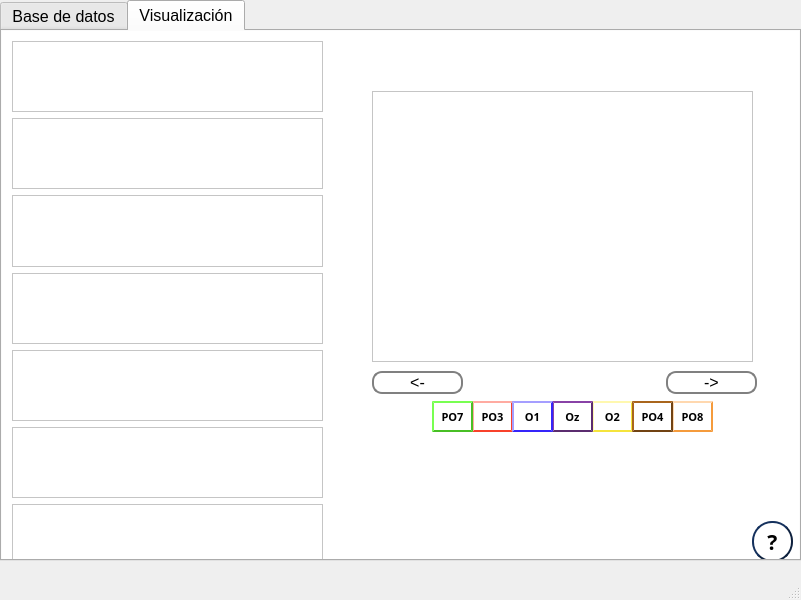
This is interface/ViAT/Adquisicion_datos.ui in vhenaoi/OpenBCI_acquisition_python_ViAT as Qt 5 draws it before an edit. The edited form follows.
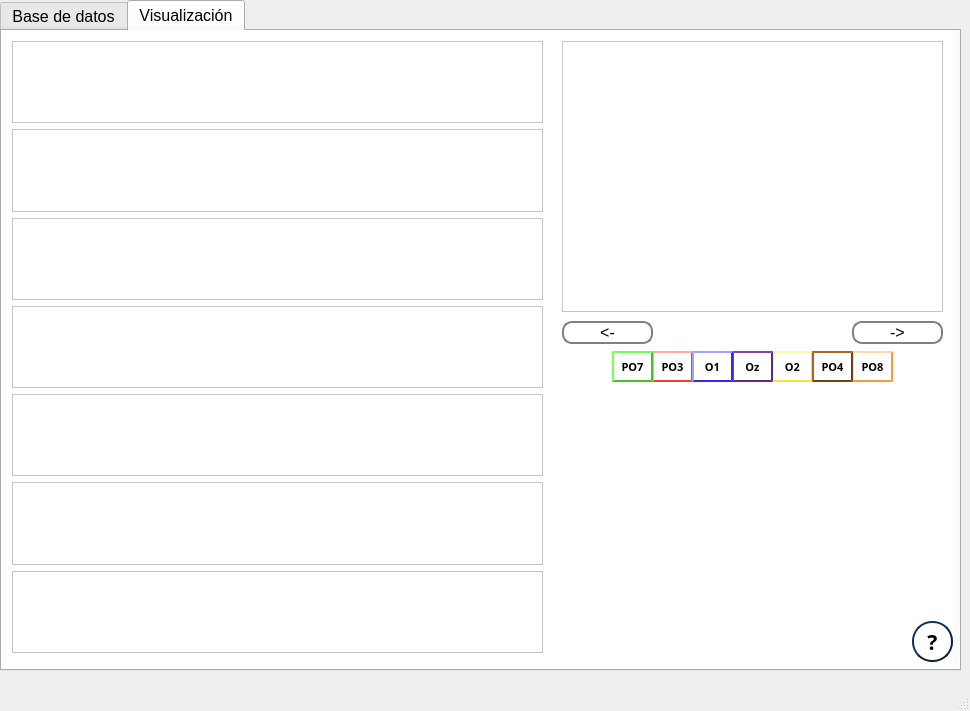
This is the edited form. The open tabs and pages were chosen to show the change. Custom widgets are drawn as their Qt base class.

The edit to the form file:
```diff
--- a/interface/ViAT/Adquisicion_datos.ui
+++ b/interface/ViAT/Adquisicion_datos.ui
@@ -6,8 +6,8 @@
    <rect>
     <x>0</x>
     <y>0</y>
-    <width>801</width>
-    <height>600</height>
+    <width>970</width>
+    <height>711</height>
    </rect>
   </property>
   <property name="windowTitle">
@@ -19,8 +19,8 @@
      <rect>
       <x>0</x>
       <y>0</y>
-      <width>801</width>
-      <height>561</height>
+      <width>961</width>
+      <height>671</height>
      </rect>
     </property>
     <property name="font">
@@ -575,10 +575,16 @@
        <rect>
         <x>0</x>
         <y>0</y>
-        <width>821</width>
-        <height>561</height>
+        <width>951</width>
+        <height>641</height>
        </rect>
       </property>
+      <property name="minimumSize">
+       <size>
+        <width>801</width>
+        <height>641</height>
+       </size>
+      </property>
       <property name="palette">
        <palette>
         <active>
@@ -684,15 +690,15 @@
         <rect>
          <x>0</x>
          <y>0</y>
-         <width>821</width>
-         <height>561</height>
+         <width>951</width>
+         <height>641</height>
         </rect>
        </property>
        <widget class="QPushButton" name="adquisitionInfo_2">
         <property name="geometry">
          <rect>
-          <x>750</x>
-          <y>490</y>
+          <x>910</x>
+          <y>590</y>
           <width>41</width>
           <height>41</height>
          </rect>
@@ -755,33 +761,11 @@
          <rect>
           <x>10</x>
           <y>10</y>
-          <width>311</width>
+          <width>531</width>
           <height>612</height>
          </rect>
         </property>
         <layout class="QVBoxLayout" name="verticalLayout">
-         <item>
-          <widget class="PlotWidget" name="viewSignalFCz">
-           <property name="backgroundBrush">
-            <brush brushstyle="NoBrush">
-             <color alpha="255">
-              <red>255</red>
-              <green>255</green>
-              <blue>255</blue>
-             </color>
-            </brush>
-           </property>
-           <property name="foregroundBrush">
-            <brush brushstyle="NoBrush">
-             <color alpha="255">
-              <red>255</red>
-              <green>255</green>
-              <blue>255</blue>
-             </color>
-            </brush>
-           </property>
-          </widget>
-         </item>
          <item>
           <widget class="PlotWidget" name="viewSignalOz">
            <property name="backgroundBrush">
@@ -941,8 +925,8 @@
        <widget class="PlotWidget" name="viewSignal">
         <property name="geometry">
          <rect>
-          <x>370</x>
-          <y>60</y>
+          <x>560</x>
+          <y>10</y>
           <width>381</width>
           <height>271</height>
          </rect>
@@ -969,8 +953,8 @@
        <widget class="QPushButton" name="behind">
         <property name="geometry">
          <rect>
-          <x>370</x>
-          <y>340</y>
+          <x>560</x>
+          <y>290</y>
           <width>91</width>
           <height>23</height>
          </rect>
@@ -1013,8 +997,8 @@
        <widget class="QPushButton" name="before">
         <property name="geometry">
          <rect>
-          <x>664</x>
-          <y>340</y>
+          <x>850</x>
+          <y>290</y>
           <width>91</width>
           <height>23</height>
          </rect>
@@ -1057,8 +1041,8 @@
        <widget class="QPushButton" name="PO8">
         <property name="geometry">
          <rect>
-          <x>670</x>
-          <y>370</y>
+          <x>850</x>
+          <y>320</y>
           <width>41</width>
           <height>31</height>
          </rect>
@@ -1106,8 +1090,8 @@
        <widget class="QPushButton" name="O2">
         <property name="geometry">
          <rect>
-          <x>590</x>
-          <y>370</y>
+          <x>770</x>
+          <y>320</y>
           <width>41</width>
           <height>31</height>
          </rect>
@@ -1155,8 +1139,8 @@
        <widget class="QPushButton" name="Oz">
         <property name="geometry">
          <rect>
-          <x>550</x>
-          <y>370</y>
+          <x>730</x>
+          <y>320</y>
           <width>41</width>
           <height>31</height>
          </rect>
@@ -1204,8 +1188,8 @@
        <widget class="QPushButton" name="PO3">
         <property name="geometry">
          <rect>
-          <x>470</x>
-          <y>370</y>
+          <x>650</x>
+          <y>320</y>
           <width>41</width>
           <height>31</height>
          </rect>
@@ -1253,8 +1237,8 @@
        <widget class="QPushButton" name="O1">
         <property name="geometry">
          <rect>
-          <x>510</x>
-          <y>370</y>
+          <x>690</x>
+          <y>320</y>
           <width>41</width>
           <height>31</height>
          </rect>
@@ -1302,8 +1286,8 @@
        <widget class="QPushButton" name="PO7">
         <property name="geometry">
          <rect>
-          <x>430</x>
-          <y>370</y>
+          <x>610</x>
+          <y>320</y>
           <width>41</width>
           <height>31</height>
          </rect>
@@ -1351,8 +1335,8 @@
        <widget class="QPushButton" name="PO4">
         <property name="geometry">
          <rect>
-          <x>630</x>
-          <y>370</y>
+          <x>810</x>
+          <y>320</y>
           <width>41</width>
           <height>31</height>
          </rect>
```
Left out of the diff: 120 changed lines with no effect on the pictures.
